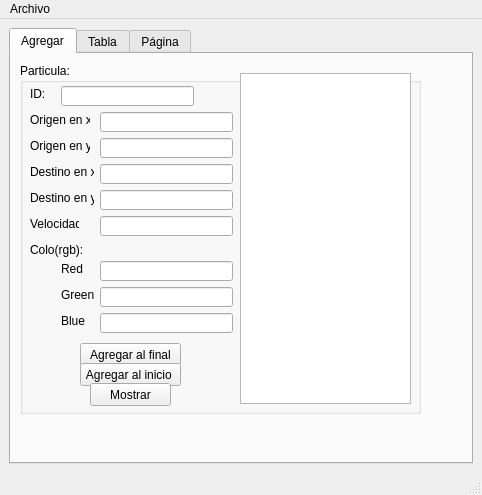
MAOrtegaGaleana/Actividad-8., file mainwindow.ui: the form before one commit.
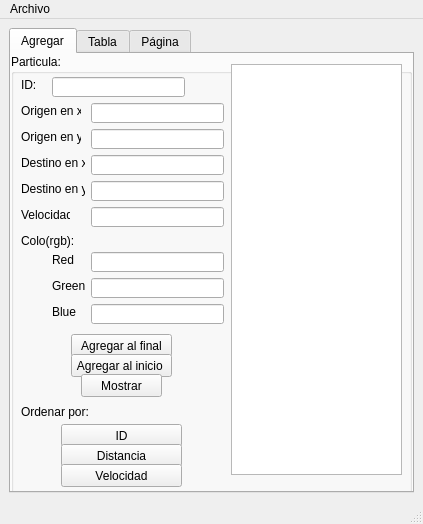
The form after the commit. The open tabs and pages were chosen to show the change.

Diff of the .ui file:
```diff
--- a/mainwindow.ui
+++ b/mainwindow.ui
@@ -6,8 +6,8 @@
    <rect>
     <x>0</x>
     <y>0</y>
-    <width>482</width>
-    <height>495</height>
+    <width>423</width>
+    <height>524</height>
    </rect>
   </property>
   <property name="windowTitle">
@@ -27,10 +27,10 @@
        <widget class="QGroupBox" name="groupBox">
         <property name="geometry">
          <rect>
-          <x>9</x>
-          <y>9</y>
+          <x>0</x>
+          <y>0</y>
           <width>401</width>
-          <height>351</height>
+          <height>441</height>
          </rect>
         </property>
         <property name="title">
@@ -301,10 +301,62 @@
            <x>220</x>
            <y>10</y>
            <width>171</width>
-           <height>331</height>
+           <height>411</height>
           </rect>
          </property>
         </widget>
+        <widget class="QPushButton" name="ordenar_id_pushButton">
+         <property name="geometry">
+          <rect>
+           <x>50</x>
+           <y>370</y>
+           <width>121</width>
+           <height>23</height>
+          </rect>
+         </property>
+         <property name="text">
+          <string>ID</string>
+         </property>
+        </widget>
+        <widget class="QPushButton" name="ordenar_distancia_pushButton">
+         <property name="geometry">
+          <rect>
+           <x>50</x>
+           <y>390</y>
+           <width>121</width>
+           <height>23</height>
+          </rect>
+         </property>
+         <property name="text">
+          <string>Distancia</string>
+         </property>
+        </widget>
+        <widget class="QPushButton" name="ordenar_velocidad_pushButton">
+         <property name="geometry">
+          <rect>
+           <x>50</x>
+           <y>410</y>
+           <width>121</width>
+           <height>23</height>
+          </rect>
+         </property>
+         <property name="text">
+          <string>Velocidad</string>
+         </property>
+        </widget>
+        <widget class="QLabel" name="label_11">
+         <property name="geometry">
+          <rect>
+           <x>10</x>
+           <y>350</y>
+           <width>71</width>
+           <height>16</height>
+          </rect>
+         </property>
+         <property name="text">
+          <string>Ordenar por:</string>
+         </property>
+        </widget>
        </widget>
       </widget>
       <widget class="QWidget" name="tab_2">
@@ -372,7 +424,7 @@
     <rect>
      <x>0</x>
      <y>0</y>
-     <width>482</width>
+     <width>423</width>
      <height>21</height>
     </rect>
    </property>
```
Left out of the diff: 2 changed lines with no effect on the pictures.
